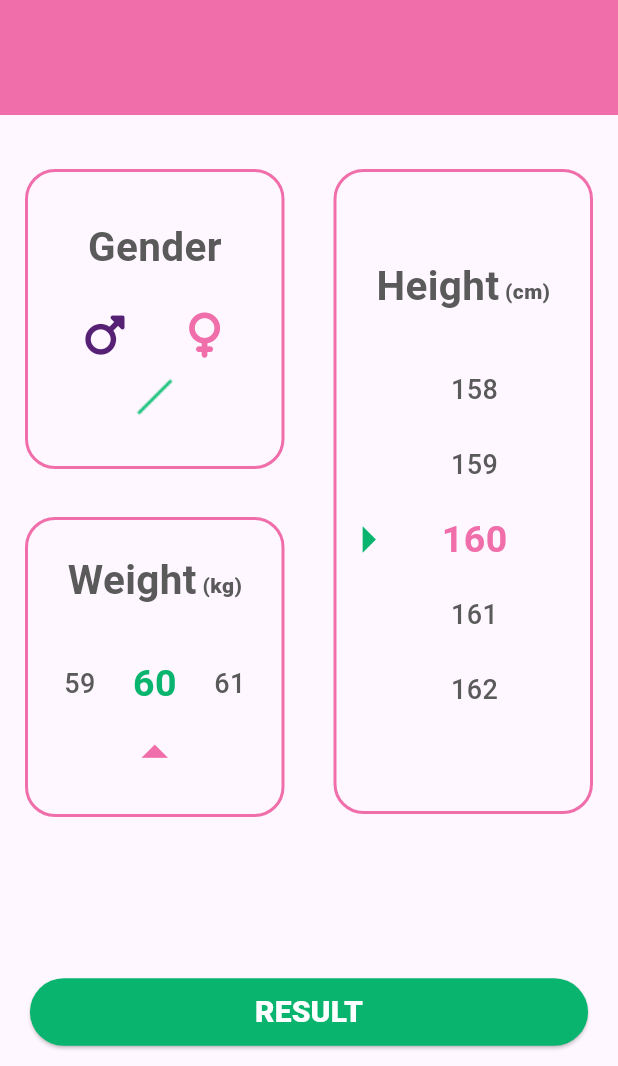
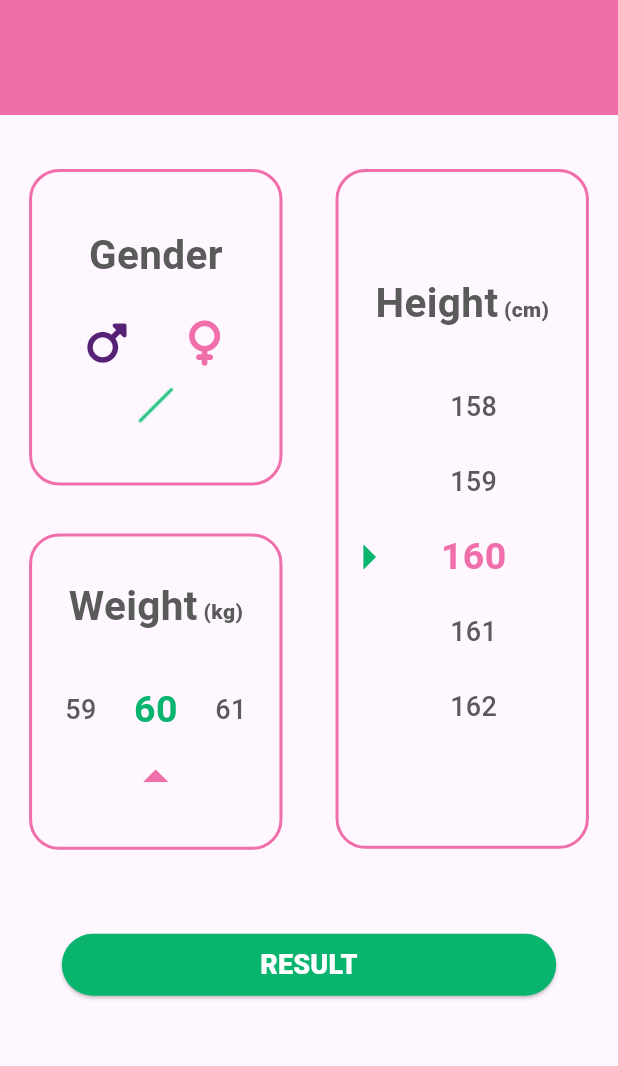
Before and after one commit to safamohd/bmi-calculator, a Flutter app: the screen it shows after launch, on a phone screen of 412 x 824 dp, the part 170-1236 px from its top. Run offline on Flutter 3.47's test engine with Material 3 defaults, Android fonts, the phone set to English and light mode, and no system bars; drawn by our look-alikes of numberpicker; our stand-ins replace font_awesome_flutter; missing offline and left inert: dart:ffi, pretty_gauge.

Commit message:
responsive ui - adding animation - clean code

```diff
--- a/lib/Screens/InputPage.dart
+++ b/lib/Screens/InputPage.dart
@@ -1,17 +1,15 @@
-import 'dart:ui';
+import 'dart:math' as math;
 import 'package:bmi_cal1/Screens/result_page.dart';
-import 'package:bmi_cal1/components/mainWidget.dart';
-import 'package:bmi_cal1/components/widgetContent.dart';
 import 'package:flutter/cupertino.dart';
 import 'package:flutter/material.dart';
-import 'package:flutter/widgets.dart';
+import 'package:font_awesome_flutter/font_awesome_flutter.dart';
+import 'package:numberpicker/numberpicker.dart';
 import '../calculator_brain.dart';
 import '../components/RoundedButton.dart';
+import '../components/mainWidget.dart';
+import '../components/widgetContent.dart';
 import '../constants.dart';
-import 'package:numberpicker/numberpicker.dart';
-import 'package:font_awesome_flutter/font_awesome_flutter.dart';
-import 'dart:math' as math;
-
+import 'package:pretty_gauge/pretty_gauge.dart';
 
 class InputPage extends StatefulWidget {
   @override
@@ -19,8 +17,8 @@ class InputPage extends StatefulWidget {
 }
 
 double _turns = 0.0;
-int height = 160 ;
-int weight = 60 ;
+int height = 160;
+int weight = 60;
 
 class _InputPageState extends State<InputPage> {
   void rotating() {
@@ -32,9 +30,26 @@ class _InputPageState extends State<InputPage> {
   @override
   Widget build(BuildContext context) {
     return Scaffold(
-      body: Column(
+      body: SafeArea(
+        child: SingleChildScrollView(
+          child: Column(
             children: [
-          Container(
+              buildHeader(),
+              const SizedBox(height: 20),
+              buildInputSections(context),
+              const SizedBox(height: 40,),
+              buildResultButton(context),
+              const SizedBox(height: 40,),
+
+            ],
+          ),
+        ),
+      ),
+    );
+  }
+
+  Widget buildHeader() {
+    return Container(
       color: kMainColorPink,
       width: double.infinity,
       height: 190,
@@ -44,15 +59,31 @@ class _InputPageState extends State<InputPage> {
           style: kTitleTextStyle,
         ),
       ),
-          ),
-          SizedBox(height: 20),
-          Row(
+    );
+  }
+
+  Widget buildInputSections(BuildContext context) {
+    return Row(
       mainAxisAlignment: MainAxisAlignment.spaceEvenly,
       crossAxisAlignment: CrossAxisAlignment.start,
       children: [
         Column(
           children: [
-               mainWidget(
+            buildGenderSection(),
+            buildWeightSection(),
+          ],
+        ),
+        Column(
+          children: [
+            buildHeightSection(),
+          ],
+        ),
+      ],
+    );
+  }
+
+  Widget buildGenderSection() {
+    return mainWidget(
       contentWidget: widgetContent(
         text: 'Gender',
         measuringUnit: '',
@@ -73,15 +104,13 @@ class _InputPageState extends State<InputPage> {
                 ),
               ],
             ),
-                            SizedBox(height: 10),
+            const SizedBox(height: 10),
             AnimatedRotation(
               turns: _turns,
-                              duration: Duration(milliseconds: 500),
+              duration: const Duration(milliseconds: 500),
               child: GestureDetector(
-                                onTap: () {
-                                  rotating();
-                                },
-                                child: Image(
+                onTap: rotating,
+                child: const Image(
                   image: AssetImage('assets/images/icons8-line-32.png'),
                 ),
               ),
@@ -89,17 +118,20 @@ class _InputPageState extends State<InputPage> {
           ],
         ),
       ),
-                      height: 200,
-                    ),
-                  mainWidget(
+      height: MediaQuery.of(context).size.height * 0.256,
+    );
+  }
+
+  Widget buildWeightSection() {
+    return mainWidget(
       contentWidget: widgetContent(
         text: 'Weight',
         measuringUnit: ' (kg)',
-                      widget:  Column(
+        widget: Column(
           mainAxisAlignment: MainAxisAlignment.center,
           children: [
             NumberPicker(
-                            textStyle: kWeightNumberStyle ,
+              textStyle: kWeightNumberStyle,
               selectedTextStyle: kSelectedWeightStyle,
               itemWidth: 50,
               axis: Axis.horizontal,
@@ -108,61 +140,65 @@ class _InputPageState extends State<InputPage> {
               maxValue: 200,
               onChanged: (value) => setState(() => weight = value),
             ),
-                          Icon(Icons.arrow_drop_up_outlined,size: 42 , color: kMainColorPink, ),
-                        ],
-                      )
-                    ),
-                    height: 200,
-                  ),
-
+            Icon(Icons.arrow_drop_up_outlined, size: 40, color: kMainColorPink),
           ],
         ),
+      ),
+      height: MediaQuery.of(context).size.height * 0.256,
+    );
+  }
 
-              Column(
-                children: [
-                 mainWidget(contentWidget: widgetContent(
+  Widget buildHeightSection() {
+    return mainWidget(
+      contentWidget: widgetContent(
         text: 'Height',
         measuringUnit: ' (cm)',
-                      widget:   Row(
+        widget: Row(
+          mainAxisAlignment: MainAxisAlignment.start,
           children: [
-                          Icon(Icons.arrow_right_sharp,size: 42    , color: kGreenColor),
+            Icon(
+              Icons.arrow_right_sharp,
+              size: 40,
+              color: kGreenColor,
+            ),
             Column(
+              mainAxisAlignment: MainAxisAlignment.center,
               children: <Widget>[
                 NumberPicker(
-                                    value: height ,
+                  value: height,
                   minValue: 120,
                   maxValue: 220,
                   itemCount: 5,
                   onChanged: (value) => setState(() => height = value),
-                               textStyle: kHeightNumberStyle ,
+                  textStyle: kHeightNumberStyle,
                   selectedTextStyle: kSelectedHeightStyle,
                 ),
               ],
             ),
-
           ],
         ),
       ),
-                    height: 430,
+      height: MediaQuery.of(context).size.height * 0.55,
+    );
+  }
+
+  Widget buildResultButton(BuildContext context) {
+    return SizedBox(
+      child: RoundedButton(
+        text: 'RESULT',
+        onTap: () {
+          CalculateBrain calc = CalculateBrain(weight: weight, height: height);
+          Navigator.push(
+            context,
+            MaterialPageRoute(
+              builder: (context) => ResultPage(
+                bmi: calc.calculateBmi(),
+                result: calc.getResult(),
+                details: calc.getDetails(),
               ),
-
-
-                ],
             ),
-
-            ],
-          ),
-
-          SizedBox(
-            height: 90,
-          ),
-          RoundedButton(text: 'RESULT', onTap:   () {
-            CalculateBrain calc = CalculateBrain(weight: weight, height: height);
-
-            Navigator.push(context, MaterialPageRoute(builder: (context) => ResultPage(bmi: calc.calculateBmi(), result: calc.getResult() , details: calc.getDetails(),)));
-          }
-          )
-        ],
+          );
+        },
       ),
     );
   }
--- a/lib/components/RoundedButton.dart
+++ b/lib/components/RoundedButton.dart
@@ -5,31 +5,39 @@ import 'package:flutter/material.dart';
 import 'package:flutter/widgets.dart';
 import '../constants.dart';
 
+class RoundedButton extends StatelessWidget {
+  RoundedButton({required this.text, required this.onTap});
 
-class RoundedButton extends StatelessWidget {
-
-  RoundedButton({required this.text , required this.onTap});
-
-  final String text ;
-  final Function()? onTap ;
-
+  final String text;
+  final Function()? onTap;
 
   @override
   Widget build(BuildContext context) {
-    return ElevatedButton(
-      style: ElevatedButton.styleFrom(
-        backgroundColor: kGreenColor,
-        shape: RoundedRectangleBorder(
-          borderRadius: BorderRadius.circular(35.0),
+    double screenHeight = MediaQuery.sizeOf(context).height ;
+    double screenWidth = MediaQuery.sizeOf(context).width ;
+
+    return SizedBox(
+      width: screenWidth * 0.80,
+      height: screenHeight * 0.05,
+      child: ElevatedButton(
+        style: ElevatedButton.styleFrom(
+          backgroundColor: kGreenColor,
+          shape: RoundedRectangleBorder(
+            borderRadius: BorderRadius.circular(35.0),
+          ),
+          // padding: const EdgeInsets.symmetric(
+          //   horizontal: 20.0,
+          //   vertical: 12.0,
+          // ),
         ),
-        padding: EdgeInsets.symmetric(horizontal: 150.0, vertical: 8.0),
+        onPressed: onTap!,
+        child: Text(
+          text,
+          style: const TextStyle(
+              color: Colors.white, fontSize: 18, fontWeight: FontWeight.w900),
+          textAlign: TextAlign.center,
+        ),
       ),
-
-      onPressed: onTap!,
-      child: Text(text , style:
-        TextStyle(color: Colors.white,fontSize: 20, fontWeight: FontWeight.w900
-        )
-        ,),
     );
   }
 }
--- a/lib/components/mainWidget.dart
+++ b/lib/components/mainWidget.dart
@@ -1,28 +1,32 @@
+
 import 'package:flutter/cupertino.dart';
 import 'package:flutter/foundation.dart';
 import '../constants.dart';
 
+
 class mainWidget extends StatelessWidget {
-  const mainWidget({required this.contentWidget , required this.height});
+  const mainWidget({required this.contentWidget, required this.height});
 
   final Widget contentWidget;
   final double height;
+
   @override
   Widget build(BuildContext context) {
-    return  Padding(
+    double screenWidth = MediaQuery.of(context).size.width;
+    return Padding(
       padding: const EdgeInsets.all(8),
       child: Container(
-          width: 173,
+        width: screenWidth * 0.41,
         height: height,
         margin: EdgeInsets.all(8),
         decoration: BoxDecoration(
           borderRadius: BorderRadius.circular(20),
           border: Border.all(
-              color: kMainColorPink, // specify border color
+            color: kMainColorPink,
             width: 2.0,
           ),
         ),
-          child:contentWidget
+        child: contentWidget,
       ),
     );
   }
--- a/lib/components/widgetContent.dart
+++ b/lib/components/widgetContent.dart
@@ -4,11 +4,11 @@ import 'package:font_awesome_flutter/font_awesome_flutter.dart';
 import '../constants.dart';
 
 class widgetContent extends StatelessWidget {
-  const widgetContent({required this.text, required this.widget,  this.measuringUnit});
-  final Widget widget ;
-  final String text ;
-  final String? measuringUnit ;
-
+  const widgetContent(
+      {required this.text, required this.widget, this.measuringUnit});
+  final Widget widget;
+  final String text;
+  final String? measuringUnit;
 
   @override
   Widget build(BuildContext context) {
@@ -24,17 +24,14 @@ class widgetContent extends StatelessWidget {
               text,
               style: kHeaderStyle,
             ),
-                Text(measuringUnit!, style: TextStyle(
+            Text(measuringUnit!,
+                style: TextStyle(
                   color: kGrayColour,
                   fontWeight: FontWeight.w900,
-
-
                 )),
-
-
           ],
         ),
-            SizedBox(height: 25),
+        const SizedBox(height: 25),
         widget
       ],
     );
--- a/lib/constants.dart
+++ b/lib/constants.dart
@@ -1,18 +1,18 @@
 import 'package:flutter/material.dart';
 
-Color kMainColorPink = Color(0xFFF06EAA) ;
-Color kMarsColor = Color(0xFF562074) ;
-Color kGrayColour = Color(0xFF5A5A5A) ;
-Color kGreenColor = Color(0xFF09B46E);
-TextStyle kTitleTextStyle =  TextStyle(fontSize: 26,
+Color kMainColorPink = const Color(0xFFF06EAA) ;
+Color kMarsColor = const Color(0xFF562074) ;
+Color kGrayColour = const Color(0xFF5A5A5A) ;
+Color kGreenColor = const Color(0xFF09B46E);
+TextStyle kTitleTextStyle =  const TextStyle(fontSize: 26,
 color: Colors.white,
 fontWeight: FontWeight.w800
 ) ;
-TextStyle kResultTextStyle =  TextStyle(fontSize: 40,
+TextStyle kResultTextStyle =  const TextStyle(fontSize: 40,
     color: Colors.white,
     fontWeight: FontWeight.w900
 ) ;
-TextStyle kNumberResultStyle =  TextStyle(fontSize: 50,
+TextStyle kNumberResultStyle =  const TextStyle(fontSize: 50,
     color: Colors.white,
     fontWeight: FontWeight.w400
 ) ;
@@ -30,12 +30,12 @@ TextStyle kSelectedWeightStyle = TextStyle(
   fontSize: 25,
   color: kGreenColor,
 );
-TextStyle kHeightNumberStyle = TextStyle(
+TextStyle kHeightNumberStyle = const TextStyle(
   fontWeight: FontWeight.w500,
   fontSize: 18,
   color: Color(0xFF5A5A5A) ,
 );
-TextStyle kSelectedHeightStyle = TextStyle(
+TextStyle kSelectedHeightStyle = const TextStyle(
   fontWeight: FontWeight.bold,
   fontSize: 25,
   color: Color(0xFFF06EAA),
@@ -44,7 +44,7 @@ TextStyle kBmiResult = TextStyle(
     color: kGrayColour,
     fontSize: 40,
     fontWeight: FontWeight.w400) ;
-TextStyle kResultStyle = TextStyle(
+TextStyle kResultStyle = const TextStyle(
   fontWeight: FontWeight.bold,
   fontSize: 30,
   color: Color(0xFFF06EAA),
--- a/lib/main.dart
+++ b/lib/main.dart
@@ -10,6 +10,7 @@ class BmiCal extends StatelessWidget {
 
   @override
   Widget build(BuildContext context) {
+
     return MaterialApp(
       home: InputPage(),
     );
```
Also changed, not shown: lib/Screens/result_page.dart (+87 -31 lines). Lines whose indentation alone changed are shown as unchanged.
